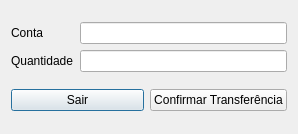
Old version of the form Projeto/fazertransferencia.ui in the repository YagoConstantino/SistemaBancario.
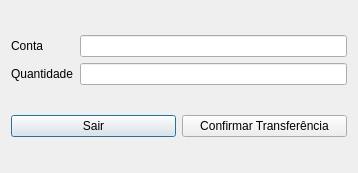
New version of the form.

What changed in the file:
```diff
--- a/Projeto/fazertransferencia.ui
+++ b/Projeto/fazertransferencia.ui
@@ -6,8 +6,8 @@
    <rect>
     <x>0</x>
     <y>0</y>
-    <width>298</width>
-    <height>134</height>
+    <width>358</width>
+    <height>173</height>
    </rect>
   </property>
   <property name="windowTitle">
```
